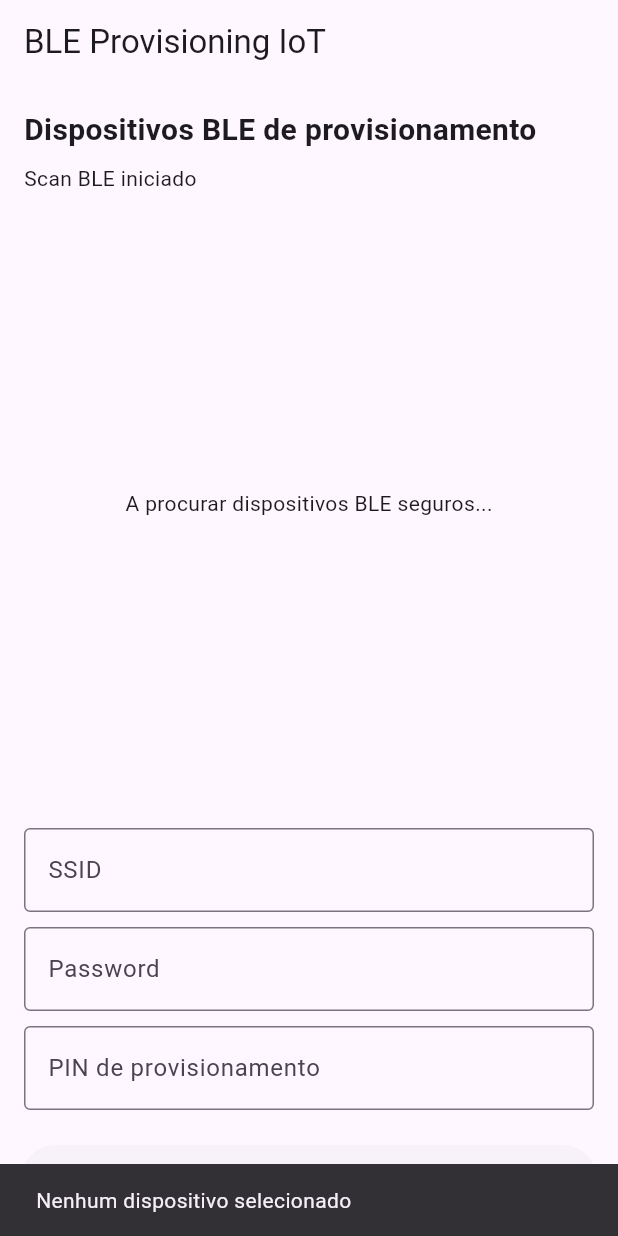
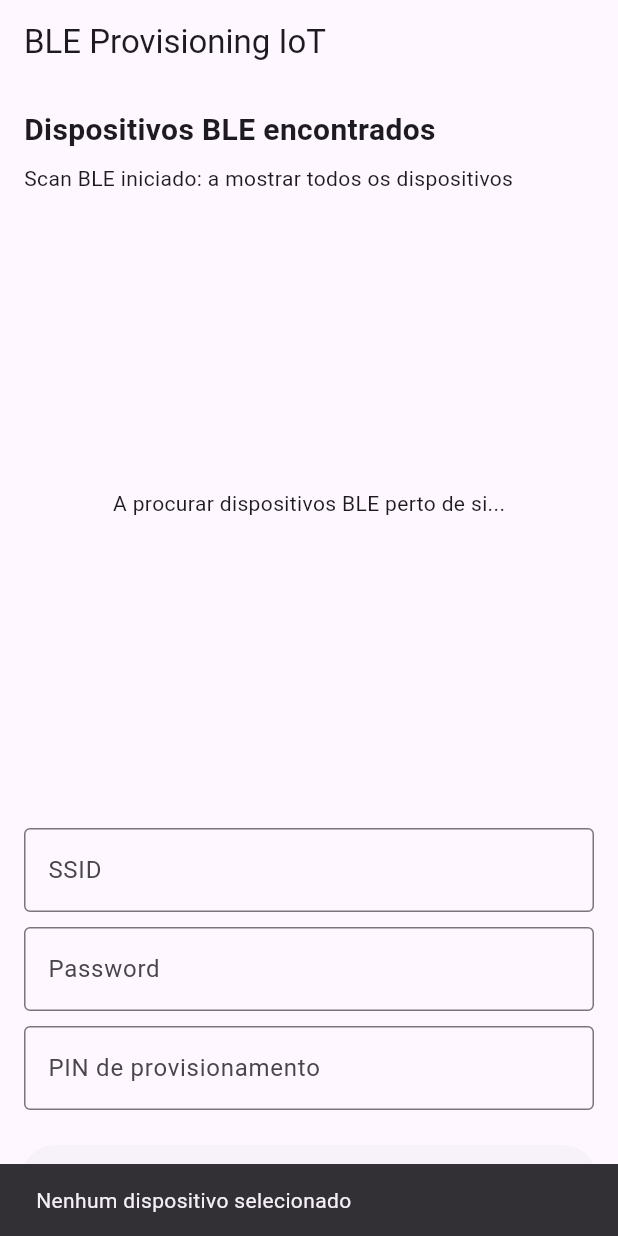
Before and after one commit to gabrielSantos24/ble_service_app, a Flutter app: the screen it shows after launch, after a tap on "Enviar credenciais cifradas", on a phone screen of 412 x 824 dp. Run offline on Flutter 3.47's test engine with Material 3 defaults, Android fonts, the phone set to English and light mode, and no system bars; our stand-ins replace flutter_blue_plus, permission_handler; missing offline and left inert: encrypt, pointycastle.

Commit message:
Mudei a app para mostrar todos os dispositivos bluethoot e não só os seguros

```diff
--- a/Desktop/Escola/iot_ble_provisioning/lib/ble_service.dart
+++ b/Desktop/Escola/iot_ble_provisioning/lib/ble_service.dart
@@ -24,8 +24,7 @@ class BLEService {
   final StreamController<String> _statusController =
       StreamController<String>.broadcast();
 
-  Stream<List<ScanResult>> get scanResults =>
-      FlutterBluePlus.scanResults.map(_filterProvisioningDevices);
+  Stream<List<ScanResult>> get scanResults => FlutterBluePlus.scanResults;
 
   Stream<String> get statusMessages => _statusController.stream;
 
@@ -36,12 +35,9 @@ class BLEService {
     }
 
     await FlutterBluePlus.stopScan();
-    await FlutterBluePlus.startScan(
-      withServices: [Guid(serviceUUID)],
-      timeout: const Duration(seconds: 10),
-    );
+    await FlutterBluePlus.startScan(timeout: const Duration(seconds: 10));
 
-    _statusController.add('Scan BLE iniciado');
+    _statusController.add('Scan BLE iniciado: a mostrar todos os dispositivos');
   }
 
   Future<void> connect(BluetoothDevice device) async {
@@ -186,19 +182,6 @@ class BLEService {
     await _statusController.close();
   }
 
-  List<ScanResult> _filterProvisioningDevices(List<ScanResult> results) {
-    return results.where((result) {
-      final advertisedService = result.advertisementData.serviceUuids.any(
-        (uuid) => uuid.toString().toLowerCase() == serviceUUID.toLowerCase(),
-      );
-      final expectedName =
-          result.device.platformName == 'IoT_Provisioner' ||
-          result.advertisementData.advName == 'IoT_Provisioner';
-
-      return advertisedService || expectedName;
-    }).toList();
-  }
-
   Future<void> _subscribeStatus() async {
     final characteristic = statusCharacteristic;
     if (characteristic == null) {
--- a/Desktop/Escola/iot_ble_provisioning/lib/home_page.dart
+++ b/Desktop/Escola/iot_ble_provisioning/lib/home_page.dart
@@ -20,7 +20,7 @@ class _HomePageState extends State<HomePage> {
 
   StreamSubscription<String>? statusSubscription;
   BluetoothDevice? selectedDevice;
-  String statusMessage = 'A procurar dispositivos BLE seguros...';
+  String statusMessage = 'A procurar dispositivos BLE perto de si...';
   bool isConnecting = false;
   bool isSending = false;
 
@@ -59,7 +59,7 @@ class _HomePageState extends State<HomePage> {
           crossAxisAlignment: CrossAxisAlignment.stretch,
           children: [
             const Text(
-              'Dispositivos BLE de provisionamento',
+              'Dispositivos BLE encontrados',
               style: TextStyle(fontSize: 20, fontWeight: FontWeight.bold),
             ),
             const SizedBox(height: 8),
@@ -77,7 +77,7 @@ class _HomePageState extends State<HomePage> {
 
                   if (devices.isEmpty) {
                     return const Center(
-                      child: Text('A procurar dispositivos BLE seguros...'),
+                      child: Text('A procurar dispositivos BLE perto de si...'),
                     );
                   }
 
@@ -134,7 +134,7 @@ class _HomePageState extends State<HomePage> {
                                       selectedDevice = null;
                                     });
                                     _showSnackBar(
-                                      'Falha ao ligar ao dispositivo seguro',
+                                      'Falha ao ligar ao dispositivo',
                                     );
                                   } finally {
                                     if (mounted) {
```
Also changed, not shown: 1 other file.
